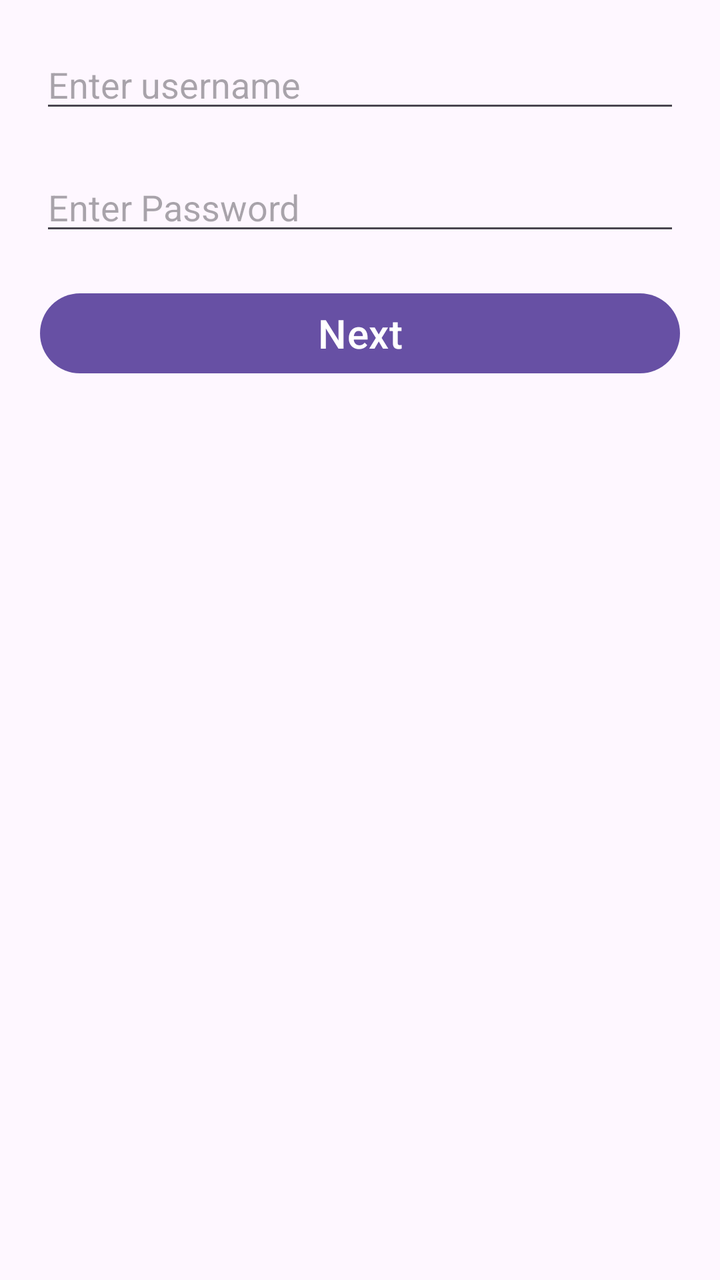
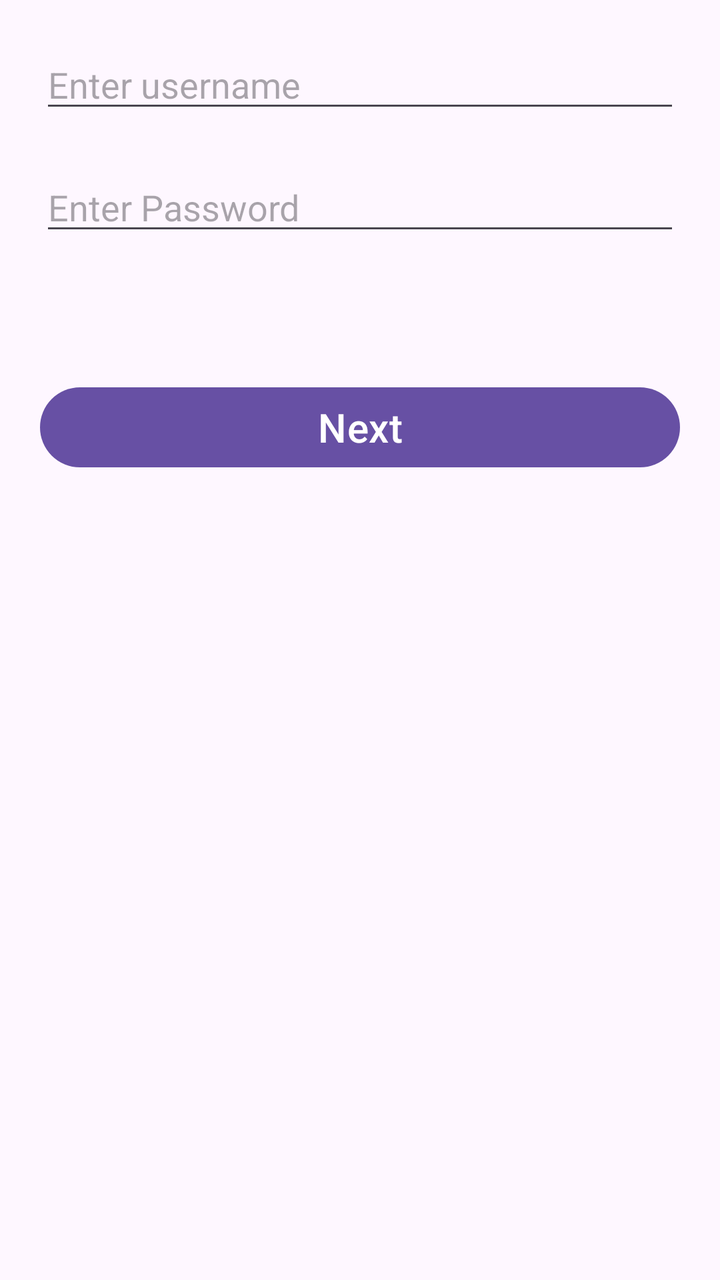

Screens rendered from an Android XML layout before and after an edit, with the pre-edit source and the edit as a unified diff.
<!-- AndroidManifest.xml: application theme Theme._30_12_24_IntentDemo_DataCommunication -->
<!-- res/layout/activity_main.xml -->
<?xml version="1.0" encoding="utf-8"?>
<LinearLayout xmlns:android="http://schemas.android.com/apk/res/android"
    xmlns:app="http://schemas.android.com/apk/res-auto"
    xmlns:tools="http://schemas.android.com/tools"
    android:id="@+id/main"
    android:layout_width="match_parent"
    android:layout_height="match_parent"
    tools:context=".MainActivity"
    android:orientation="vertical">

    <EditText
        android:layout_width="match_parent"
        android:layout_height="wrap_content"
        android:id="@+id/edtUsername"
        android:hint="Enter username"
        android:layout_marginTop="20dp"
        android:layout_marginLeft="20dp"
        android:layout_marginRight="20dp"/>

    <EditText
        android:layout_width="match_parent"
        android:layout_height="wrap_content"
        android:id="@+id/edtPassword"
        android:hint="Enter Password"
        android:layout_marginTop="20dp"
        android:layout_marginLeft="20dp"
        android:layout_marginRight="20dp"/>

    <Button
        android:layout_width="match_parent"
        android:layout_height="wrap_content"
        android:id="@+id/btnNext"
        android:text="Next"
        android:textSize="20sp"
        android:layout_marginTop="20dp"
        android:layout_marginLeft="20dp"
        android:layout_marginRight="20dp"/>

</LinearLayout>
<!-- resources referenced by this layout -->
<resources>
  <style name="Theme._30_12_24_IntentDemo_DataCommunication" parent="Base.Theme._30_12_24_IntentDemo_DataCommunication" />
  <style name="Base.Theme._30_12_24_IntentDemo_DataCommunication" parent="Theme.Material3.DayNight.NoActionBar">
          
          
      </style>
</resources>

<!-- the commit's change to res/layout/activity_main.xml (unified diff, before → after) -->
@@ -5,35 +5,44 @@
     android:id="@+id/main"
     android:layout_width="match_parent"
     android:layout_height="match_parent"
-    tools:context=".MainActivity"
-    android:orientation="vertical">
+    android:orientation="vertical"
+    tools:context=".MainActivity">
 
     <EditText
+        android:id="@+id/edtUsername"
         android:layout_width="match_parent"
         android:layout_height="wrap_content"
-        android:id="@+id/edtUsername"
-        android:hint="Enter username"
+        android:layout_marginLeft="20dp"
         android:layout_marginTop="20dp"
-        android:layout_marginLeft="20dp"
-        android:layout_marginRight="20dp"/>
+        android:layout_marginRight="20dp"
+        android:hint="Enter username" />
 
     <EditText
+        android:id="@+id/edtPassword"
         android:layout_width="match_parent"
         android:layout_height="wrap_content"
-        android:id="@+id/edtPassword"
-        android:hint="Enter Password"
+        android:layout_marginLeft="20dp"
         android:layout_marginTop="20dp"
+        android:layout_marginRight="20dp"
+        android:hint="Enter Password" />
+
+    <TextView
+        android:id="@+id/txtView1"
+        android:layout_width="match_parent"
+        android:layout_height="wrap_content"
         android:layout_marginLeft="20dp"
-        android:layout_marginRight="20dp"/>
+        android:layout_marginTop="20dp"
+        android:layout_marginRight="20dp"
+        android:textSize="20sp" />
 
     <Button
+        android:id="@+id/btnNext"
         android:layout_width="match_parent"
         android:layout_height="wrap_content"
-        android:id="@+id/btnNext"
+        android:layout_marginLeft="20dp"
+        android:layout_marginTop="20dp"
+        android:layout_marginRight="20dp"
         android:text="Next"
-        android:textSize="20sp"
-        android:layout_marginTop="20dp"
-        android:layout_marginLeft="20dp"
-        android:layout_marginRight="20dp"/>
+        android:textSize="20sp" />
 
 </LinearLayout>
